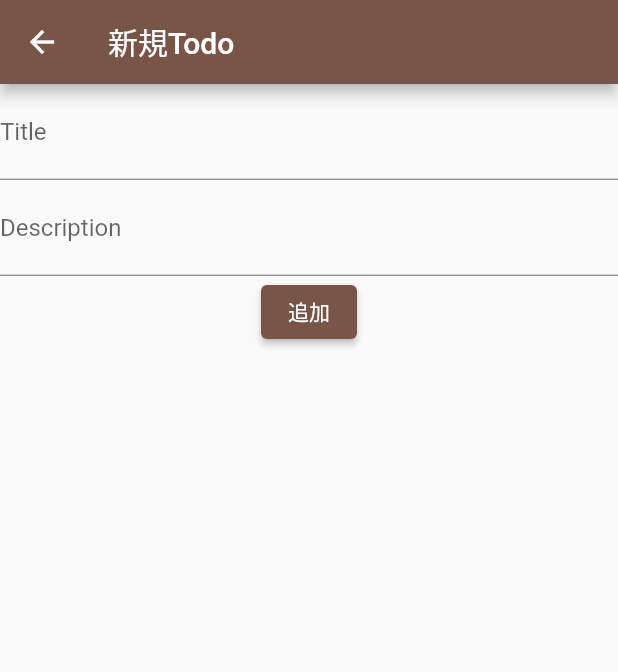
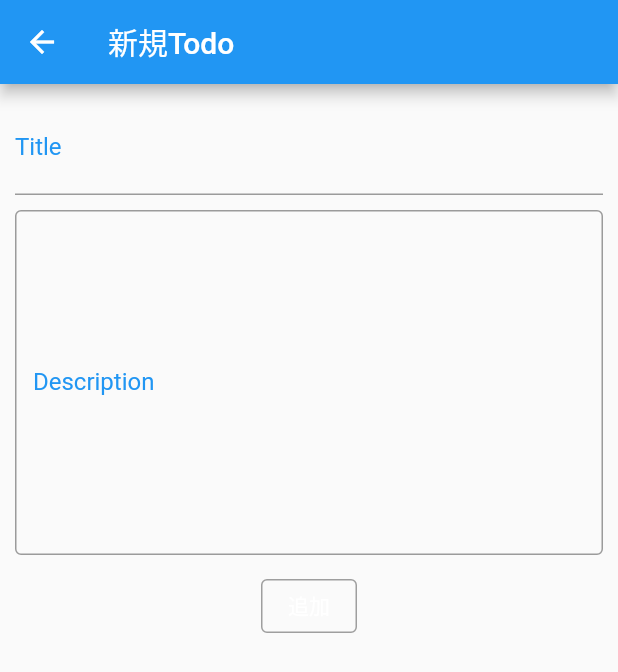
Before and after one commit to HajimexxxNakagawa/flutter-simple-todo-app, a Flutter app: the AddPage screen opened directly, on a phone screen of 412 x 824 dp. Shown: the top 672 px of the screen. Run offline on Flutter 3.47's test engine with Material 2 defaults, Android fonts, the phone set to English and light mode, and no system bars; our stand-ins replace cloud_firestore, firebase_core; accounts and stored records are empty.

Commit message:
add some styling

```diff
--- a/lib/add/add_page.dart
+++ b/lib/add/add_page.dart
@@ -13,24 +13,54 @@ class AddPage extends StatelessWidget {
           ),
           body: Consumer<AddModel>(
             builder: (context, model, child) {
-              return Column(children: [
-                TextField(
-                  decoration:
-                      InputDecoration(labelText: "Title", hintText: "洗濯物を干す"),
+              return Container(
+                padding: EdgeInsets.all(10),
+                child: Column(children: [
+                  Padding(
+                    padding: EdgeInsets.only(bottom: 10),
+                    child: TextField(
+                      decoration: InputDecoration(
+                          focusedBorder: OutlineInputBorder(
+                              borderSide: BorderSide(
+                                  color: Theme.of(context).accentColor)),
+                          labelStyle:
+                              TextStyle(color: Theme.of(context).accentColor),
+                          labelText: "Title",
+                          hintText: "洗濯物を干す"),
                       onChanged: (text) => {model.title = text},
                     ),
-                TextField(
+                  ),
+                  Container(
+                    height: 240,
+                    child: TextField(
+                      maxLines: 10,
                       decoration: InputDecoration(
-                      labelText: "Description", hintText: "3日分の洗濯物を片付けるぞー！"),
+                          labelStyle:
+                              TextStyle(color: Theme.of(context).accentColor),
+                          focusedBorder: OutlineInputBorder(
+                              borderSide: BorderSide(
+                                  color: Theme.of(context).accentColor)),
+                          border: OutlineInputBorder(),
+                          labelText: "Description",
+                          hintText: "3日分の洗濯物を片付けるぞー！"),
                       onChanged: (text) => {model.description = text},
                     ),
-                ElevatedButton(
+                  ),
+                  OutlinedButton(
                       onPressed: () async {
                         await model.addTodo();
                         Navigator.pop(context);
                       },
-                    child: Text('追加')),
-              ]);
+                      style: OutlinedButton.styleFrom(
+                        primary: Colors.white,
+                        shape: RoundedRectangleBorder(
+                          borderRadius: BorderRadius.circular(4),
+                        ),
+                        side: const BorderSide(color: Colors.grey),
+                      ),
+                      child: const Text('追加')),
+                ]),
+              );
             },
           )),
     );
--- a/lib/main.dart
+++ b/lib/main.dart
@@ -19,9 +19,8 @@ class MyApp extends StatelessWidget {
   Widget build(BuildContext context) {
     return MaterialApp(
         title: 'TODO APP',
-        theme: ThemeData(
-          primarySwatch: Colors.brown,
-        ),
+        theme: ThemeData.light(),
+        darkTheme: ThemeData.dark(),
         home: ChangeNotifierProvider<MainModel>(
           create: (_) => MainModel()..getTodoListRealTime(),
           child: MyHomePage(),
```
Also changed, not shown: lib/todolist.dart (+28 -3 lines). Lines whose indentation alone changed are shown as unchanged.
